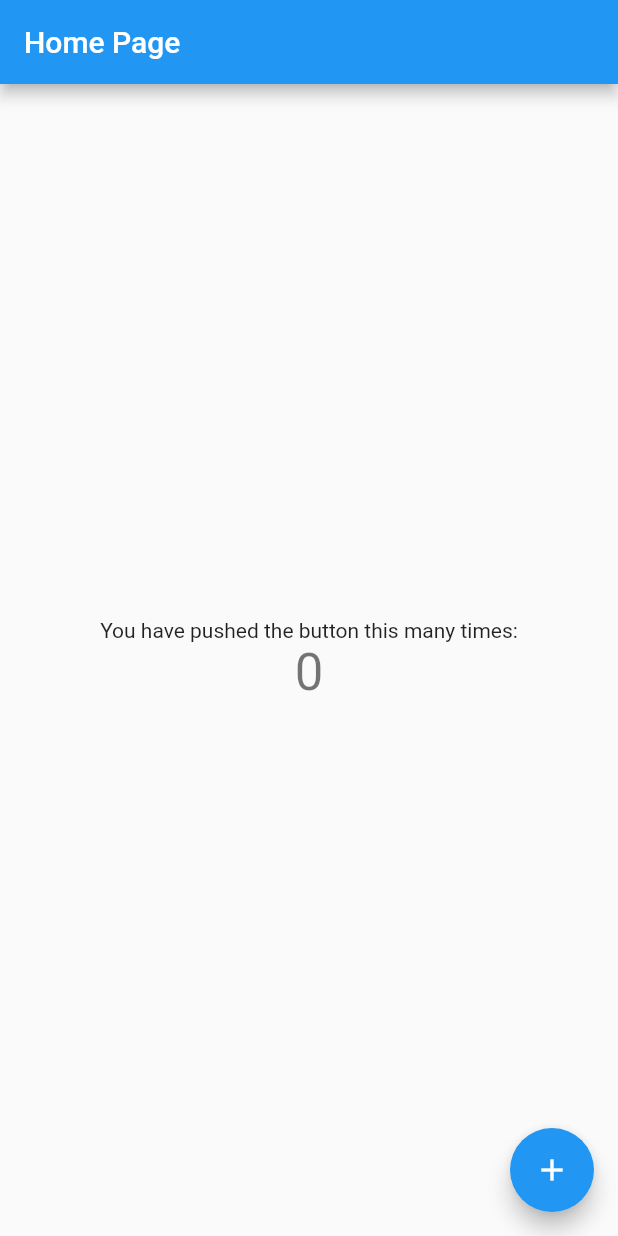
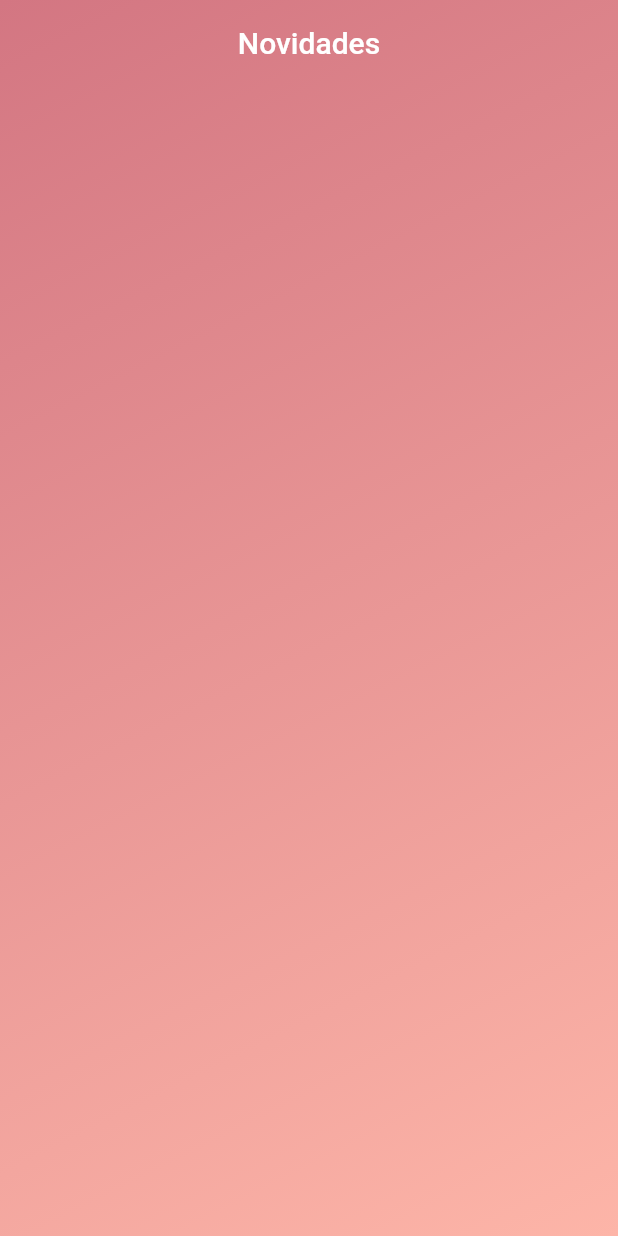
Before and after one commit to Jade-Oliveira/loja_virtual_flutter, a Flutter app: the screen it shows after launch, on a phone screen of 412 x 824 dp. Run offline on Flutter 3.47's test engine with Material 2 defaults, Android fonts, the phone set to English and light mode, and no system bars.

Commit message:
bug do flutter resolvido e layout iniciado

```diff
--- a/lib/main.dart
+++ b/lib/main.dart
@@ -1,4 +1,5 @@
 import 'package:flutter/material.dart';
+import 'package:loja_virtual_flutter/screens/home_screen.dart';
 
 void main() {
   runApp(MyApp());
@@ -9,105 +10,14 @@ class MyApp extends StatelessWidget {
   @override
   Widget build(BuildContext context) {
     return MaterialApp(
-      title: 'Flutter Demo',
+      title: "Jade's Clothing",
       theme: ThemeData(
-        // This is the theme of your application.
-        //
-        // Try running your application with "flutter run". You'll see the
-        // application has a blue toolbar. Then, without quitting the app, try
-        // changing the primarySwatch below to Colors.green and then invoke
-        // "hot reload" (press "r" in the console where you ran "flutter run",
-        // or simply save your changes to "hot reload" in a Flutter IDE).
-        // Notice that the counter didn't reset back to zero; the application
-        // is not restarted.
         primarySwatch: Colors.blue,
+        //a = opacidade
+        primaryColor: Color.fromARGB(255, 4, 125, 141),
       ),
-      home: MyHomePage(title: 'Home Page'),
+      debugShowCheckedModeBanner: false,
+      home: HomeScreen(),
     );
   }
 }
-
-class MyHomePage extends StatefulWidget {
-  MyHomePage({Key? key, required this.title}) : super(key: key);
-
-  // This widget is the home page of your application. It is stateful, meaning
-  // that it has a State object (defined below) that contains fields that affect
-  // how it looks.
-
-  // This class is the configuration for the state. It holds the values (in this
-  // case the title) provided by the parent (in this case the App widget) and
-  // used by the build method of the State. Fields in a Widget subclass are
-  // always marked "final".
-
-  final String title;
-
-  @override
-  _MyHomePageState createState() => _MyHomePageState();
-}
-
-class _MyHomePageState extends State<MyHomePage> {
-  int _counter = 0;
-
-  void _incrementCounter() {
-    setState(() {
-      // This call to setState tells the Flutter framework that something has
-      // changed in this State, which causes it to rerun the build method below
-      // so that the display can reflect the updated values. If we changed
-      // _counter without calling setState(), then the build method would not be
-      // called again, and so nothing would appear to happen.
-      _counter++;
-    });
-  }
-
-  @override
-  Widget build(BuildContext context) {
-    // This method is rerun every time setState is called, for instance as done
-    // by the _incrementCounter method above.
-    //
-    // The Flutter framework has been optimized to make rerunning build methods
-    // fast, so that you can just rebuild anything that needs updating rather
-    // than having to individually change instances of widgets.
-    return Scaffold(
-      appBar: AppBar(
-        // Here we take the value from the MyHomePage object that was created by
-        // the App.build method, and use it to set our appbar title.
-        title: Text(widget.title),
-      ),
-      body: Center(
-        // Center is a layout widget. It takes a single child and positions it
-        // in the middle of the parent.
-        child: Column(
-          // Column is also a layout widget. It takes a list of children and
-          // arranges them vertically. By default, it sizes itself to fit its
-          // children horizontally, and tries to be as tall as its parent.
-          //
-          // Invoke "debug painting" (press "p" in the console, choose the
-          // "Toggle Debug Paint" action from the Flutter Inspector in Android
-          // Studio, or the "Toggle Debug Paint" command in Visual Studio Code)
-          // to see the wireframe for each widget.
-          //
-          // Column has various properties to control how it sizes itself and
-          // how it positions its children. Here we use mainAxisAlignment to
-          // center the children vertically; the main axis here is the vertical
-          // axis because Columns are vertical (the cross axis would be
-          // horizontal).
-          mainAxisAlignment: MainAxisAlignment.center,
-          children: <Widget>[
-            Text(
-              'You have pushed the button this many times:',
-            ),
-            Text(
-              '$_counter',
-              style: Theme.of(context).textTheme.headline4,
-            ),
-          ],
-        ),
-      ),
-      floatingActionButton: FloatingActionButton(
-        onPressed: _incrementCounter,
-        tooltip: 'Increment',
-        child: Icon(Icons.add),
-      ), // This trailing comma makes auto-formatting nicer for build methods.
-    );
-  }
-}
--- /dev/null
+++ b/lib/screens/home_screen.dart
@@ -0,0 +1,21 @@
+import 'package:flutter/material.dart';
+import 'package:loja_virtual_flutter/tabs/home_tab.dart';
+
+class HomeScreen extends StatelessWidget {
+
+  final _pageController = PageController();
+
+  @override
+  Widget build(BuildContext context) {
+    //pageView permite arrastar de uma página para outra, mas podemos evitar que o usuário possa arrastar
+    return PageView(
+      controller: _pageController,
+      //evita que a página seja arrastada para o lado
+      physics: NeverScrollableScrollPhysics(),
+      children: [
+        //componentizando os elementos da página
+        HomeTab()
+      ],
+    );
+  }
+}
--- /dev/null
+++ b/lib/tabs/home_tab.dart
@@ -0,0 +1,44 @@
+import 'dart:ui';
+
+import 'package:flutter/material.dart';
+
+class HomeTab extends StatelessWidget {
+
+  @override
+  Widget build(BuildContext context) {
+
+    Widget _buildBodyBack() => Container(
+      decoration: BoxDecoration(
+        gradient: LinearGradient(
+          colors: [
+            Color.fromARGB(255, 211, 118, 130),
+            Color.fromARGB(255, 253, 181, 168)
+          ],
+          begin: Alignment.topLeft,
+          end: Alignment.bottomRight
+        )
+      ),
+    );
+
+    return Stack(
+      children: [
+        _buildBodyBack(),
+        //barra que fica por cima do conteúdo até certo ponto do scroll
+        CustomScrollView(
+          slivers: [
+            SliverAppBar(
+              floating: true,
+              snap: true,
+              backgroundColor: Colors.transparent,
+              elevation: 0.0,
+              flexibleSpace: FlexibleSpaceBar(
+                title: const Text('Novidades'),
+                centerTitle: true,
+              ),
+            )
+          ],
+        ),
+      ],
+    );
+  }
+}
```
Also changed, not shown: pubspec.lock, 1 other file.
